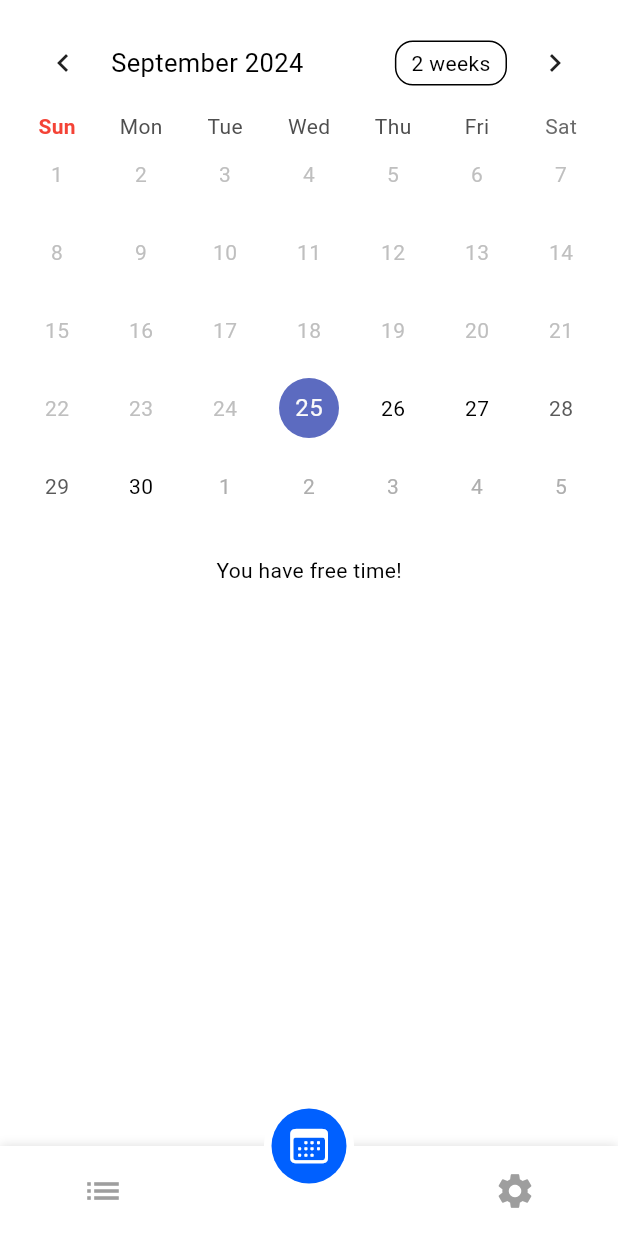
After one commit to Nptp234/daily_planner_1, a Flutter app: the BottomMenu screen opened directly, item 2 of the bottom bar chosen, on a phone screen of 412 x 824 dp. The commit adds this screen. Run offline on Flutter 3.47's test engine with Material 3 defaults, Android fonts, the phone set to English and light mode, and no system bars; drawn by our look-alikes of table_calendar; our stand-ins replace flutter_dotenv, motion_tab_bar, quickalert; network calls fail.

Commit message:
update calendar view

```diff
--- a/lib/data/model/task.dart
+++ b/lib/data/model/task.dart
@@ -1,8 +1,10 @@
+import 'dart:collection';
+
 import 'package:intl/intl.dart';
 
 class Task{
-  String? id, title, dateCreated, content, startTime, endTime, method, location, host, note, state;
-  Task({this.id, this.dateCreated, this.content, this.startTime, this.endTime, this.method, this.host, this.note, this.state, this.title, this.location});
+  String? id, title, dateCreated, dateStart, content, startTime, endTime, method, location, host, note, state;
+  Task({this.id, this.dateCreated, this.content, this.startTime, this.endTime, this.method, this.host, this.note, this.state, this.title, this.location, this.dateStart});
 
   Task.fromJson(Map<dynamic, dynamic> e){
     id = e["ID"];
@@ -16,5 +18,21 @@ class Task{
     note = e["Notes"];
     state = e["Status"];
     location = e["Location"];
+    dateStart = e["DateStart"];
   }
 }
+
+class ListTask{
+  //singleton
+  ListTask._privateContructor();
+  static final ListTask _instance = ListTask._privateContructor();
+  factory ListTask(){
+    return _instance;
+  }
+  //
+
+  List<Task> _tasks = [];
+  UnmodifiableListView<Task> get tasks => UnmodifiableListView(_tasks);
+
+  void setTasks(List<Task> lst){_tasks=lst;}
+}
--- /dev/null
+++ b/lib/model/bottom_bar.dart
@@ -0,0 +1,75 @@
+
+import 'package:daily_planner_1/model/const.dart';
+import 'package:daily_planner_1/ui/calendar_view.dart';
+import 'package:daily_planner_1/ui/list_task.dart';
+import 'package:daily_planner_1/ui/setting_view.dart';
+import 'package:flutter/material.dart';
+import 'package:motion_tab_bar/MotionTabBar.dart';
+import 'package:motion_tab_bar/MotionTabBarController.dart';
+import 'package:flutter/cupertino.dart';
+
+class BottomMenu extends StatefulWidget{
+  const BottomMenu({super.key});
+
+  @override
+  State<BottomMenu> createState() => _BottomMenu();
+}
+
+class _BottomMenu extends State<BottomMenu> with TickerProviderStateMixin{
+
+  MotionTabBarController? _motionTabBarController;
+
+  @override
+  void initState() {
+    super.initState();
+    _motionTabBarController = MotionTabBarController(
+      initialIndex: 0,
+      length: 3,
+      vsync: this,
+    );
+  }
+
+  @override
+  void dispose() {
+    super.dispose();
+    _motionTabBarController!.dispose();
+  }
+
+  @override
+  Widget build(BuildContext context) {
+    return Scaffold(
+      body: IndexedStack(
+        index: _motionTabBarController!.index,
+        children: const [
+          ListTaskPage(),
+          CalendarViewPage(),
+          SettingViewPage(),
+        ],
+      ),
+
+      bottomNavigationBar: MotionTabBar(
+        controller: _motionTabBarController,
+        tabIconSize: 28.0,
+        tabIconSelectedSize: 30.0,
+        tabIconColor: Colors.grey,
+        tabSelectedColor: mainColor,
+        tabIconSelectedColor: Colors.white,
+        tabSize: 50,
+        tabBarHeight: 60,
+        tabBarColor: Colors.white,
+        textStyle: const TextStyle(color: Colors.transparent),
+
+        initialSelectedTab: "List Task",
+        labels: const ["List Task", "Calendar", "Setting"],
+        icons: const [Icons.list, CupertinoIcons.calendar, Icons.settings],
+
+        onTabItemSelected: (int value) {
+            setState(() {
+              _motionTabBarController!.index = value;
+            });
+          },
+      ),
+    );
+  }
+
+}
--- a/lib/model/const.dart
+++ b/lib/model/const.dart
@@ -10,3 +10,4 @@ String logoPath()=>"assets/logo.png";
 Color mainColor = const Color(0xFF0060FF);
 
 String formatDateTime(String date) => DateFormat('dd/MM/yyyy HH:mm').format(DateTime.parse(date));
+String formatDate(String date) => DateFormat('dd/MM/yyyy').format(DateTime.parse(date));
--- a/lib/ui/auth/sign_in.dart
+++ b/lib/ui/auth/sign_in.dart
@@ -2,6 +2,7 @@
 import 'package:daily_planner_1/data/api/user_api.dart';
 import 'package:daily_planner_1/data/model/user.dart';
 import 'package:daily_planner_1/model/alert.dart';
+import 'package:daily_planner_1/model/bottom_bar.dart';
 import 'package:daily_planner_1/model/const.dart';
 import 'package:daily_planner_1/model/eye_icon.dart';
 import 'package:daily_planner_1/model/main_button.dart';
@@ -32,7 +33,7 @@ class _SignIn extends State<SignIn>{
       Navigator.of(context).pop();
 
       if (isAuth) {
-        Navigator.push(context, MaterialPageRoute(builder: (context) => const ListTaskPage()),);
+        Navigator.push(context, MaterialPageRoute(builder: (context) => const BottomMenu()),);
       }
       else {
         showAlert(context, QuickAlertType.error, "Error email or password!");
--- /dev/null
+++ b/lib/ui/calendar_view.dart
@@ -0,0 +1,145 @@
+import 'dart:developer';
+
+import 'package:daily_planner_1/data/model/task.dart';
+import 'package:daily_planner_1/model/alert.dart';
+import 'package:daily_planner_1/model/const.dart';
+import 'package:daily_planner_1/ui/list_task.dart';
+import 'package:flutter/material.dart';
+import 'package:intl/intl.dart';
+import 'package:quickalert/quickalert.dart';
+import 'package:table_calendar/table_calendar.dart';
+
+class CalendarViewPage extends StatefulWidget{
+  const CalendarViewPage({super.key});
+
+  @override
+  State<CalendarViewPage> createState() => _CalendarViewPage();
+}
+
+class _CalendarViewPage extends State<CalendarViewPage>{
+
+  late DateTime _selectedDay, _rangeStart, _rangeEnd;
+
+  CalendarFormat _calendarFormat = CalendarFormat.month;
+  DateTime _focusedDate = DateTime.now();
+
+  late int year, month, day;
+  late DateTime _firstDay, _lastDay;
+
+  final listTask = ListTask();
+
+  List<Task> _getTask(DateTime day){
+    String formattedDate = formatDate("$day");
+    log(formattedDate);
+    if(listTask.tasks.isNotEmpty){return listTask.tasks.where((task)=>task.dateStart==formattedDate).toList();}
+    else{return [];}
+  }
+
+  @override
+  void initState() {
+    year = _focusedDate.year;
+    month = _focusedDate.month;
+    day = _focusedDate.day;
+    _firstDay = DateTime.utc(year, month, day);
+    _lastDay = DateTime(year + 10, month, day);
+
+    // Because exception error
+    if(_focusedDate.isAfter(_lastDay)){
+      _focusedDate=_lastDay;
+    }else{_focusedDate=_firstDay;}
+
+    _selectedDay = _focusedDate;
+
+    super.initState();
+  }
+
+  @override
+  Widget build(BuildContext context) {
+    return Scaffold(
+      body: SafeArea(
+        child: SingleChildScrollView(
+          scrollDirection: Axis.vertical,
+          physics: const ScrollPhysics(),
+          child: _body(context)
+        ),
+      )
+    );
+  }
+
+  Widget _body(BuildContext context){
+    return Container(
+      width: getMainWidth(context),
+      // height: getMainHeight(context),
+      padding: const EdgeInsets.all(10),
+      child: Column(
+        mainAxisAlignment: MainAxisAlignment.start,
+        crossAxisAlignment: CrossAxisAlignment.center,
+        children: [
+          _tableCalendar(),
+          const SizedBox(height: 20,),
+          _listTaskForDate(),
+        ],
+      ),
+    );
+  }
+
+  Widget _tableCalendar(){
+    return TableCalendar(
+      focusedDay: _focusedDate,
+      firstDay: _firstDay,
+      lastDay: _lastDay,
+      calendarFormat: _calendarFormat,
+      selectedDayPredicate: (day) {
+        return isSameDay(_selectedDay, day);
+      },
+      onDaySelected: (selectedDay, focusedDay) {
+        if (!isSameDay(_selectedDay, selectedDay)) {
+          setState(() {
+            _selectedDay = selectedDay;
+            _focusedDate = focusedDay;
+          });
+        }
+      },
+      onFormatChanged: (format) {
+        if(_calendarFormat!=format){
+          _calendarFormat = format;
+        }
+      },
+      onPageChanged: (focusedDay) {
+        _focusedDate = focusedDay;
+      },
+      eventLoader: (day) {
+        return _getTask(day);
+      },
+      calendarBuilders: CalendarBuilders(
+        dowBuilder: (context, day) {
+          if(day.weekday==DateTime.sunday){
+            final text = DateFormat.E().format(day);
+            return Center(child: Text(text, style: const TextStyle(color: Colors.red, fontWeight: FontWeight.bold),),);
+          }
+          return null;
+        },
+      ),
+    );
+  }
+
+  Widget _listTaskForDate(){
+    List<Task> taskForDate = _getTask(_selectedDay);
+    return taskForDate.isNotEmpty?
+    Container(
+      width: getMainWidth(context),
+      height: getMainHeight(context)/4,
+      padding: const EdgeInsets.all(10),
+      child: ListView.builder(
+        itemCount: taskForDate.length,
+        scrollDirection: Axis.vertical,
+        physics: const ScrollPhysics(),
+        itemBuilder: (context, index){
+          return TaskItem(task: taskForDate[index]);
+        },
+      ),
+    ):
+    const Center(child: Text("You have free time!"),);
+  }
+
+}
--- a/lib/ui/wellcome.dart
+++ b/lib/ui/wellcome.dart
@@ -31,7 +31,7 @@ class WellcomePage extends StatelessWidget{
           // Button
           GestureDetector(
             onTap: (){
-              Navigator.push(context, MaterialPageRoute(builder: (context)=>SignIn()));
+              Navigator.push(context, MaterialPageRoute(builder: (context)=>const SignIn()));
             },
             child: SizedBox(
               height: getMainHeight(context)/3,
--- a/pubspec.yaml
+++ b/pubspec.yaml
@@ -7,12 +7,15 @@ environment:
   sdk: ^3.5.1
 
 dependencies:
+  cupertino_icons: ^1.0.8
   flutter:
     sdk: flutter
   flutter_dotenv: ^5.1.0
   http: ^1.2.2
   intl: ^0.19.0
+  motion_tab_bar: ^2.0.4
   quickalert: ^1.1.0
+  table_calendar: ^3.1.2
 
 dev_dependencies:
   flutter_test:
```
Also changed, not shown: lib/data/api/plans_api.dart (+1 -20 lines), lib/main.dart (+7 -2 lines), lib/ui/list_task.dart (+5 -2 lines), lib/ui/setting_view.dart (added, +18 -0 lines), lib/ui/task/add_task.dart (+73 -28 lines), pubspec.lock.
